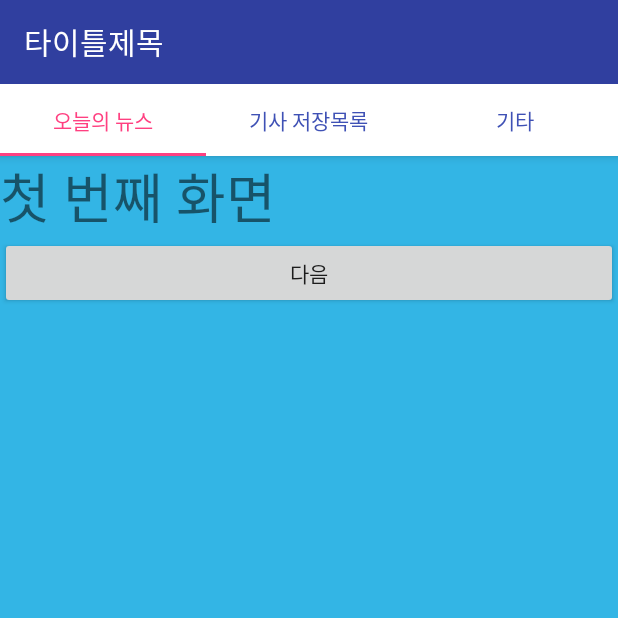
After one commit to GentleDot/demo-android_1, an Android app: the Tab1Fragment screen opened directly, with no data from a screen before it, on a phone screen of 412 x 824 dp, the top half of it. The commit adds this screen. Run offline under Robolectric (Android 15) with nearby library versions, the phone set to English and light mode, and no system bars.

Commit message:
Android Practice - tabPage demo

```diff
--- a/app/src/main/AndroidManifest.xml
+++ b/app/src/main/AndroidManifest.xml
@@ -33,6 +33,8 @@
         </activity>
         <activity android:name=".OptionMenu">
         </activity>
+        <activity android:name=".TabPage">
+        </activity>
     </application>
 
 </manifest>
--- a/app/src/main/java/net/gentledot/helloandroid/OptionMenu.java
+++ b/app/src/main/java/net/gentledot/helloandroid/OptionMenu.java
@@ -69,7 +69,7 @@ public class OptionMenu extends AppCompatActivity {
                 // 검색 메소드 호출
                 search();
 
-                // 키패드 닫기기
+                // 키패드 닫기
                InputMethodManager inputManager = (InputMethodManager) getSystemService(INPUT_METHOD_SERVICE);
                 inputManager.hideSoftInputFromWindow(v.getWindowToken(), 0);
             }
--- /dev/null
+++ b/app/src/main/java/net/gentledot/helloandroid/TabPage.java
@@ -0,0 +1,75 @@
+package net.gentledot.helloandroid;
+
+import android.support.design.widget.TabLayout;
+import android.support.v4.app.Fragment;
+import android.support.v7.app.ActionBar;
+import android.support.v7.app.AppCompatActivity;
+import android.os.Bundle;
+import android.support.v7.widget.Toolbar;
+import net.gentledot.helloandroid.fragment.Tab1Fragment;
+import net.gentledot.helloandroid.fragment.Tab2Fragment;
+import net.gentledot.helloandroid.fragment.Tab3Fragment;
+
+public class TabPage extends AppCompatActivity {
+    Tab1Fragment tab1;
+    Tab2Fragment tab2;
+    Tab3Fragment tab3;
+
+    @Override
+    protected void onCreate(Bundle savedInstanceState) {
+        super.onCreate(savedInstanceState);
+        setContentView(R.layout.activity_tab_page);
+
+        Toolbar toolbar = (Toolbar) findViewById(R.id.toolbar);
+        setSupportActionBar(toolbar);
+
+        ActionBar actionBar = getSupportActionBar();
+        actionBar.setDisplayShowTitleEnabled(false);
+
+        tab1 = new Tab1Fragment();
+        tab2 = new Tab2Fragment();
+        tab3 = new Tab3Fragment();
+
+        getSupportFragmentManager().beginTransaction().add(R.id.container, tab1).commit();
+
+        TabLayout tabs = (TabLayout) findViewById(R.id.tabs);
+        tabs.addTab(tabs.newTab().setText("오늘의 뉴스"));
+        tabs.addTab(tabs.newTab().setText("기사 저장목록"));
+        tabs.addTab(tabs.newTab().setText("기타"));
+
+        tabs.setOnTabSelectedListener(new TabLayout.OnTabSelectedListener() {
+            @Override
+            public void onTabSelected(TabLayout.Tab tab) {
+                int position = tab.getPosition();
+
+                Fragment selected = null;
+
+                switch (position){
+                    case 0:
+                        selected = tab1;
+                        break;
+                    case 1:
+                        selected = tab2;
+                        break;
+                    case 2:
+                        selected = tab3;
+                        break;
+                    default:
+                        selected = tab1;
+                        break;
+                }
+                getSupportFragmentManager().beginTransaction().replace(R.id.container, selected).commit();
+            }
+
+            @Override
+            public void onTabUnselected(TabLayout.Tab tab) {
+
+            }
+
+            @Override
+            public void onTabReselected(TabLayout.Tab tab) {
+
+            }
+        });
+    }
+}
--- /dev/null
+++ b/app/src/main/java/net/gentledot/helloandroid/fragment/Tab1Fragment.java
@@ -0,0 +1,23 @@
+package net.gentledot.helloandroid.fragment;
+
+import android.os.Bundle;
+import android.support.annotation.Nullable;
+import android.support.v4.app.Fragment;
+import android.view.LayoutInflater;
+import android.view.View;
+import android.view.ViewGroup;
+import net.gentledot.helloandroid.R;
+
+/**
+ * Created by Sang on 2017-05-25.
+ */
+public class Tab1Fragment extends Fragment {
+
+    @Nullable
+    @Override
+    public View onCreateView(LayoutInflater inflater, @Nullable ViewGroup container, @Nullable Bundle savedInstanceState) {
+        ViewGroup rootView = (ViewGroup) inflater.inflate(R.layout.fragment_tab1, container, false);
+
+        return rootView;
+    }
+}
--- /dev/null
+++ b/app/src/main/java/net/gentledot/helloandroid/fragment/Tab2Fragment.java
@@ -0,0 +1,23 @@
+package net.gentledot.helloandroid.fragment;
+
+import android.os.Bundle;
+import android.support.annotation.Nullable;
+import android.support.v4.app.Fragment;
+import android.view.LayoutInflater;
+import android.view.View;
+import android.view.ViewGroup;
+import net.gentledot.helloandroid.R;
+
+/**
+ * Created by Sang on 2017-05-25.
+ */
+public class Tab2Fragment extends Fragment {
+
+    @Nullable
+    @Override
+    public View onCreateView(LayoutInflater inflater, @Nullable ViewGroup container, @Nullable Bundle savedInstanceState) {
+        ViewGroup rootView = (ViewGroup) inflater.inflate(R.layout.fragment_tab2, container, false);
+
+        return rootView;
+    }
+}
--- /dev/null
+++ b/app/src/main/java/net/gentledot/helloandroid/fragment/Tab3Fragment.java
@@ -0,0 +1,23 @@
+package net.gentledot.helloandroid.fragment;
+
+import android.os.Bundle;
+import android.support.annotation.Nullable;
+import android.support.v4.app.Fragment;
+import android.view.LayoutInflater;
+import android.view.View;
+import android.view.ViewGroup;
+import net.gentledot.helloandroid.R;
+
+/**
+ * Created by Sang on 2017-05-25.
+ */
+public class Tab3Fragment extends Fragment {
+
+    @Nullable
+    @Override
+    public View onCreateView(LayoutInflater inflater, @Nullable ViewGroup container, @Nullable Bundle savedInstanceState) {
+        ViewGroup rootView = (ViewGroup) inflater.inflate(R.layout.fragment_tab3, container, false);
+
+        return rootView;
+    }
+}
--- /dev/null
+++ b/app/src/main/res/layout/activity_tab_page.xml
@@ -0,0 +1,45 @@
+<?xml version="1.0" encoding="utf-8"?>
+<RelativeLayout
+        xmlns:android="http://schemas.android.com/apk/res/android"
+        xmlns:tools="http://schemas.android.com/tools" xmlns:app="http://schemas.android.com/apk/res-auto"
+        android:id="@+id/activity_tab_page"
+        android:layout_width="match_parent"
+        android:layout_height="match_parent"
+        tools:context="net.gentledot.helloandroid.TabPage">
+
+    <android.support.design.widget.CoordinatorLayout android:layout_width="match_parent" android:layout_height="match_parent">
+        <android.support.design.widget.AppBarLayout android:layout_width="match_parent"
+                                                    android:layout_height="wrap_content"
+        android:theme="@style/ThemeOverlay.AppCompat.Dark.ActionBar">
+            <android.support.v7.widget.Toolbar android:layout_width="match_parent"
+                                               android:layout_height="wrap_content"
+            android:background="@color/colorPrimaryDark"
+            android:theme="@style/ThemeOverlay.AppCompat.Dark"
+            android:elevation="1dp"
+            android:id="@+id/toolbar">
+                <TextView android:layout_width="wrap_content" android:layout_height="wrap_content" android:id="@+id/titleText"
+                android:textAppearance="@style/Base.TextAppearance.Widget.AppCompat.Toolbar.Title"
+                android:text="타이틀제목"/>
+
+            </android.support.v7.widget.Toolbar>
+
+            <android.support.design.widget.TabLayout android:layout_width="match_parent"
+                                                     android:layout_height="wrap_content"
+            android:id="@+id/tabs" android:elevation="1dp"
+            android:background="@android:color/background_light"
+            app:tabMode="fixed"
+            app:tabGravity="fill"
+            app:tabTextColor="@color/colorPrimary"
+            app:tabSelectedTextColor="@color/colorAccent">
+
+            </android.support.design.widget.TabLayout>
+        </android.support.design.widget.AppBarLayout>
+
+        <FrameLayout android:layout_width="match_parent" android:layout_height="match_parent"
+        app:layout_behavior="@string/appbar_scrolling_view_behavior"
+        android:id="@+id/container">
+
+        </FrameLayout>
+
+    </android.support.design.widget.CoordinatorLayout>
+</RelativeLayout>
--- /dev/null
+++ b/app/src/main/res/layout/fragment_tab1.xml
@@ -0,0 +1,11 @@
+<?xml version="1.0" encoding="utf-8"?>
+<LinearLayout xmlns:android="http://schemas.android.com/apk/res/android"
+              android:orientation="vertical"
+              android:layout_width="match_parent"
+              android:layout_height="match_parent" android:background="@android:color/holo_blue_light">
+    <TextView android:layout_width="match_parent" android:layout_height="wrap_content"
+    android:id="@+id/frag1TextView" android:text="첫 번째 화면"
+        android:textSize="36dp"/>
+    <Button android:layout_width="match_parent" android:layout_height="wrap_content"
+        android:id="@+id/frag1Button" android:text="다음"/>
+</LinearLayout>
--- a/app/src/main/res/values/styles.xml
+++ b/app/src/main/res/values/styles.xml
@@ -1,7 +1,7 @@
 <resources>
 
     <!-- Base application theme. -->
-    <style name="AppTheme" parent="Theme.AppCompat.Light.DarkActionBar">
+    <style name="AppTheme" parent="Theme.AppCompat.Light.NoActionBar">
         <!-- Customize your theme here. -->
         <item name="colorPrimary">@color/colorPrimary</item>
         <item name="colorPrimaryDark">@color/colorPrimaryDark</item>
```
Also changed, not shown: app/src/main/java/net/gentledot/helloandroid/MainActivity.java (+8 -0 lines), app/src/main/res/layout/activity_main.xml (+8 -0 lines), app/src/main/res/layout/fragment_tab2.xml (added, +11 -0 lines), app/src/main/res/layout/fragment_tab3.xml (added, +11 -0 lines).
